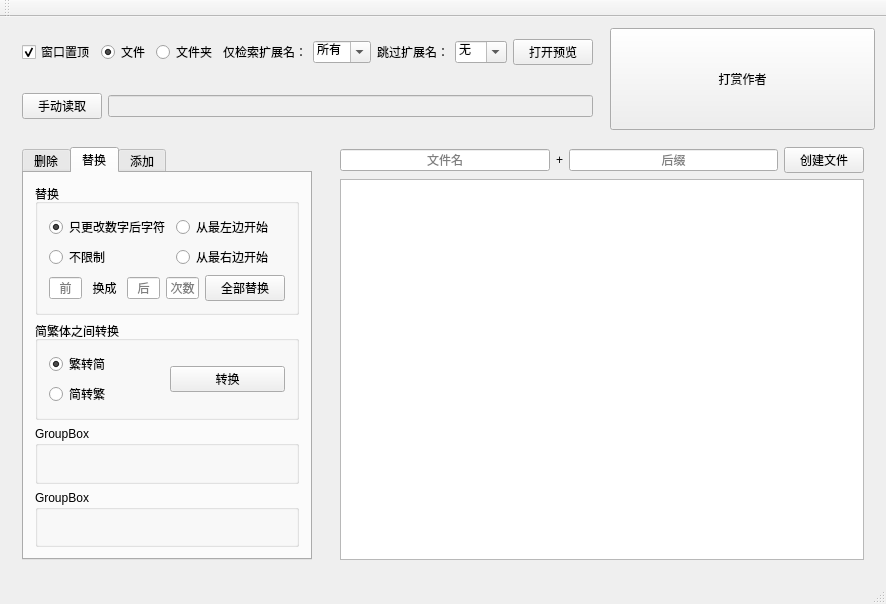
The window that mainwindow.ui (zengrixi/FileManipulationTool) describes before a commit, drawn with Qt 5.
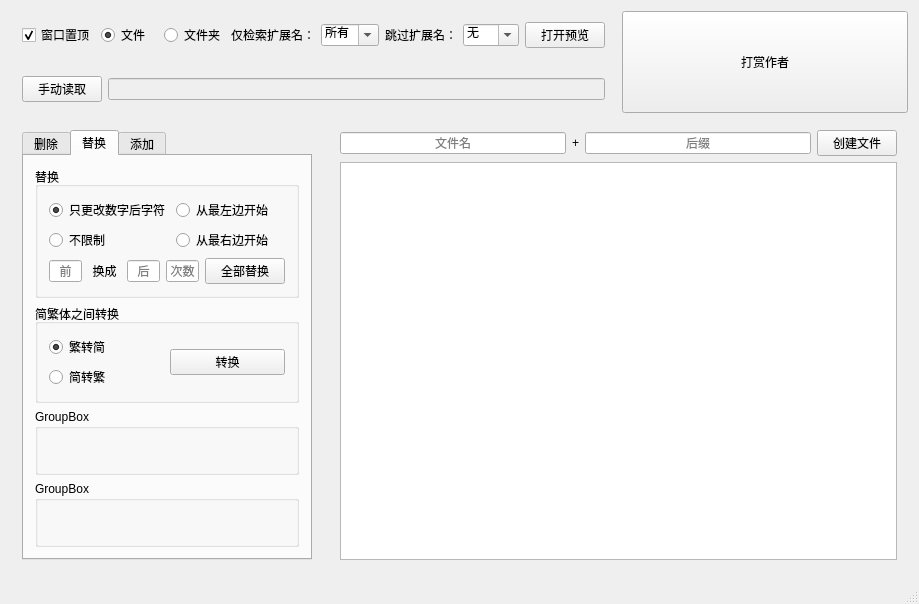
The same window after the commit. The open tabs and pages were chosen to show the change.

What changed in the file:
```diff
--- a/mainwindow.ui
+++ b/mainwindow.ui
@@ -6,7 +6,7 @@
    <rect>
     <x>0</x>
     <y>0</y>
-    <width>886</width>
+    <width>919</width>
     <height>604</height>
    </rect>
   </property>
@@ -619,14 +619,6 @@
     </rect>
    </property>
   </widget>
-  <widget class="QToolBar" name="mainToolBar">
-   <attribute name="toolBarArea">
-    <enum>TopToolBarArea</enum>
-   </attribute>
-   <attribute name="toolBarBreak">
-    <bool>false</bool>
-   </attribute>
-  </widget>
   <widget class="QStatusBar" name="statusBar"/>
  </widget>
  <layoutdefault spacing="6" margin="11"/>
```
Left out of the diff: 4 changed lines with no effect on the pictures.
